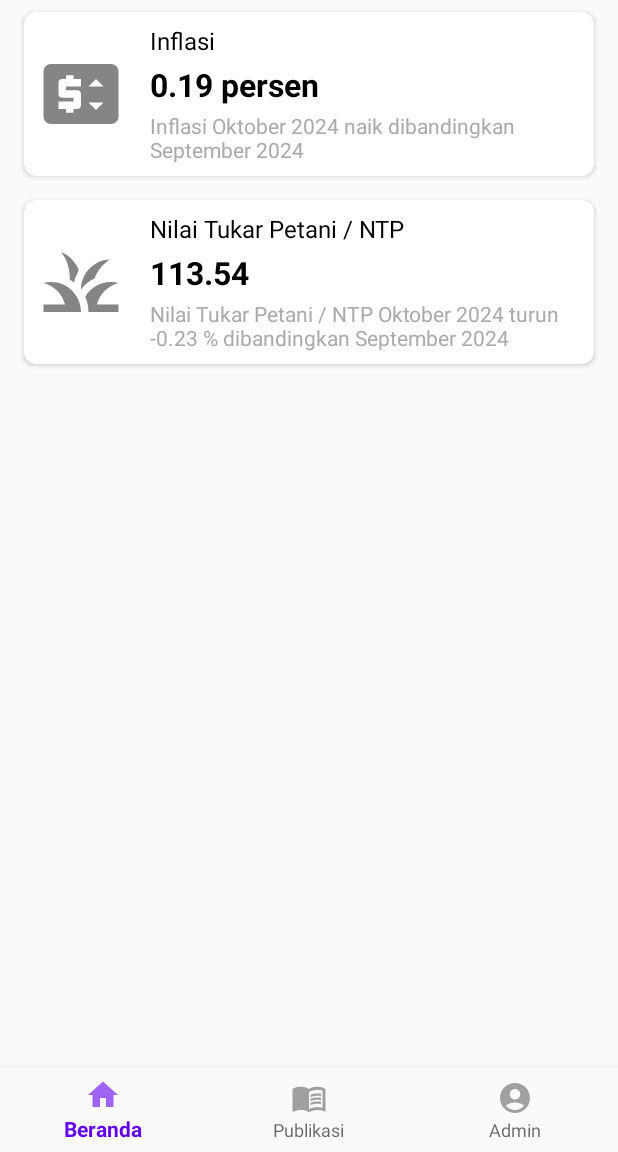
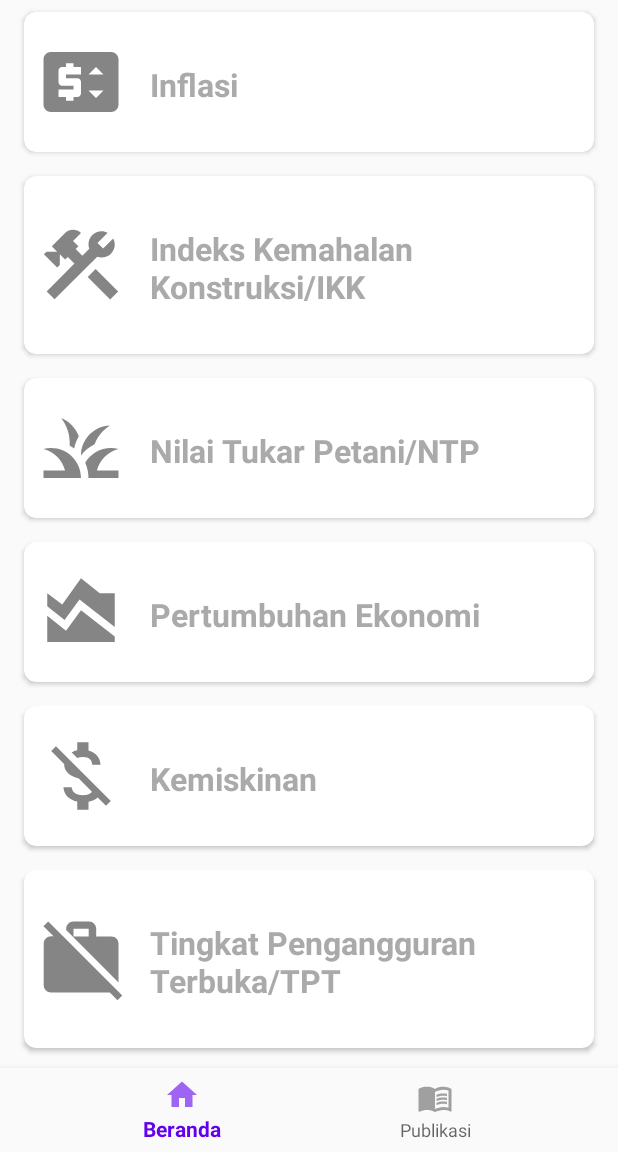
Before and after one commit to prasetyofmalik/NewCanting3375, an Android app: the screen it shows after launch (MainActivity), on a phone screen of 412 x 824 dp, the part 84-1236 px from its top. Run offline under Robolectric (Android 15) with nearby library versions, the phone set to English and light mode, and no system bars.

Commit message:
update daftar indikator dan tabel

```diff
--- a/app/src/main/java/com/example/newcanting3375/MainActivity.java
+++ b/app/src/main/java/com/example/newcanting3375/MainActivity.java
@@ -36,9 +36,6 @@ public class MainActivity extends AppCompatActivity {
                     case R.id.navigation_publikasi:
                         selectedFragment = new PublikasiFragment();
                         break;
-                    case R.id.navigation_login:
-                        selectedFragment = new LoginFragment();
-                        break;
                 }
 
                 getSupportFragmentManager().beginTransaction().replace(R.id.fragment_container, selectedFragment).commit();
--- a/app/src/main/java/com/example/newcanting3375/fragments/HomeFragment.java
+++ b/app/src/main/java/com/example/newcanting3375/fragments/HomeFragment.java
@@ -69,34 +69,79 @@ public class HomeFragment extends Fragment {
         indicatorList.add(new Indicator(
                 R.drawable.ic_inflasi,
                 "Inflasi",
-                "0.19 persen",
-                "Inflasi Oktober 2024 naik dibandingkan September 2024"
+                "",
+                ""
+//                "0.19 persen",
+//                "Inflasi Oktober 2024 naik dibandingkan September 2024"
+        ));
+        indicatorList.add(new Indicator(
+                R.drawable.ic_konstruksi,
+                "Indeks Kemahalan Konstruksi/IKK",
+                "",
+                ""
         ));
         indicatorList.add(new Indicator(
                 R.drawable.ic_petani,
-                "Nilai Tukar Petani / NTP",
-                "113.54",
-                "Nilai Tukar Petani / NTP Oktober 2024 turun -0.23 % dibandingkan September 2024"
+                "Nilai Tukar Petani/NTP",
+                "",
+                ""
+//                "113.54",
+//                "Nilai Tukar Petani / NTP Oktober 2024 turun -0.23 % dibandingkan September 2024"
         ));
-        // Tambahkan data indikator lainnya di sini
+        indicatorList.add(new Indicator(
+                R.drawable.ic_ekonomi,
+                "Pertumbuhan Ekonomi",
+                "",
+                ""
+        ));
+        indicatorList.add(new Indicator(
+                R.drawable.ic_kemiskinan,
+                "Kemiskinan",
+                "",
+                ""
+        ));
+        indicatorList.add(new Indicator(
+                R.drawable.ic_pengangguran,
+                "Tingkat Pengangguran Terbuka/TPT",
+                "",
+                ""
+        ));
+        indicatorList.add(new Indicator(
+                R.drawable.ic_pembangunan,
+                "Indeks Pembangunan Manusia/IPM",
+                "",
+                ""
+        ));
     }
 
     private List<String> getTableListByIndicator(String indicatorTitle) {
         List<String> tableList = new ArrayList<>();
         switch (indicatorTitle) {
             case "Inflasi":
-                tableList.add("Inflasi Jawa Tengah");
-                tableList.add("Inflasi Menurut Kelompok");
-                tableList.add("Komoditas Penyumbang Inflasi");
                 tableList.add("Inflasi 9 Kota");
-                tableList.add("Inflasi Ibu Kota Provinsi");
+                tableList.add("IHK 9 Kota");
                 break;
-            case "Nilai Tukar Petani / NTP":
+            case "Indeks Kemahalan Konstruksi/IKK":
+                tableList.add("IKK Kota Pekalongan");
+            case "Nilai Tukar Petani/NTP":
                 tableList.add("NTP Provinsi");
-                tableList.add("Komoditas Penyumbang NTP");
-                tableList.add("NTP Provinsi di Pulau Jawa");
-                tableList.add("NTUP");
-                tableList.add("Series NTP dan NTUP");
+            case "Pertumbuhan Ekonomi":
+                tableList.add("PDRB Kota Pekalongan");
+                tableList.add("Distribusi LU");
+                tableList.add("Distribusi E");
+                tableList.add("LPE E");
+                tableList.add("LPE LU");
+            case "Kemiskinan":
+                tableList.add("Kemiskinan Kota Pekalongan");
+                tableList.add("Indeks Kedalaman Kemiskinan");
+                tableList.add("Indeks Keparahan Kemiskinan");
+                tableList.add("Distribusi Pengeluaran");
+            case "Tingkat Pengangguran Terbuka/TPT":
+                tableList.add("TPT");
+                tableList.add("TPAK");
+            case "Indeks Pembangunan Manusia/IPM":
+                tableList.add("IPM Kota Pekalongan");
+                tableList.add("IPM Sekitar");
         }
         return tableList;
     }
--- /dev/null
+++ b/app/src/main/res/drawable/ic_ekonomi.xml
@@ -0,0 +1,5 @@
+<vector android:alpha="0.6" android:height="24dp" android:tint="#333333"
+    android:viewportHeight="24" android:viewportWidth="24"
+    android:width="24dp" xmlns:android="http://schemas.android.com/apk/res/android">
+    <path android:fillColor="@android:color/white" android:pathData="M3,13v7h18v-1.5l-9,-7L8,17L3,13zM3,7l4,3l5,-7l5,4h4v8.97l-9.4,-7.31l-3.98,5.48L3,10.44V7z"/>
+</vector>
--- /dev/null
+++ b/app/src/main/res/drawable/ic_kemiskinan.xml
@@ -0,0 +1,5 @@
+<vector android:alpha="0.6" android:height="24dp" android:tint="#333333"
+    android:viewportHeight="24" android:viewportWidth="24"
+    android:width="24dp" xmlns:android="http://schemas.android.com/apk/res/android">
+    <path android:fillColor="@android:color/white" android:pathData="M12.5,6.9c1.78,0 2.44,0.85 2.5,2.1h2.21c-0.07,-1.72 -1.12,-3.3 -3.21,-3.81V3h-3v2.16c-0.53,0.12 -1.03,0.3 -1.48,0.54l1.47,1.47c0.41,-0.17 0.91,-0.27 1.51,-0.27zM5.33,4.06L4.06,5.33 7.5,8.77c0,2.08 1.56,3.21 3.91,3.91l3.51,3.51c-0.34,0.48 -1.05,0.91 -2.42,0.91 -2.06,0 -2.87,-0.92 -2.98,-2.1h-2.2c0.12,2.19 1.76,3.42 3.68,3.83V21h3v-2.15c0.96,-0.18 1.82,-0.55 2.45,-1.12l2.22,2.22 1.27,-1.27L5.33,4.06z"/>
+</vector>
--- /dev/null
+++ b/app/src/main/res/drawable/ic_konstruksi.xml
@@ -0,0 +1,7 @@
+<vector xmlns:android="http://schemas.android.com/apk/res/android"
+    android:height="24dp" android:tint="#333333"
+    android:alpha="0.6" android:viewportHeight="24"
+    android:viewportWidth="24" android:width="24dp">
+    <path android:fillColor="@android:color/white" android:pathData="M13.7827,15.1719l2.1213,-2.1213l5.9962,5.9962l-2.1213,2.1213z"/>
+    <path android:fillColor="@android:color/white" android:pathData="M17.5,10c1.93,0 3.5,-1.57 3.5,-3.5c0,-0.58 -0.16,-1.12 -0.41,-1.6l-2.7,2.7L16.4,6.11l2.7,-2.7C18.62,3.16 18.08,3 17.5,3C15.57,3 14,4.57 14,6.5c0,0.41 0.08,0.8 0.21,1.16l-1.85,1.85l-1.78,-1.78l0.71,-0.71L9.88,5.61L12,3.49c-1.17,-1.17 -3.07,-1.17 -4.24,0L4.22,7.03l1.41,1.41H2.81L2.1,9.15l3.54,3.54l0.71,-0.71V9.15l1.41,1.41l0.71,-0.71l1.78,1.78l-7.41,7.41l2.12,2.12L16.34,9.79C16.7,9.92 17.09,10 17.5,10z"/>
+</vector>
--- /dev/null
+++ b/app/src/main/res/drawable/ic_pembangunan.xml
@@ -0,0 +1,5 @@
+<vector android:alpha="0.6" android:height="24dp" android:tint="#333333"
+    android:viewportHeight="24" android:viewportWidth="24"
+    android:width="24dp" xmlns:android="http://schemas.android.com/apk/res/android">
+    <path android:fillColor="@android:color/white" android:pathData="M20.5,6c-2.61,0.7 -5.67,1 -8.5,1s-5.89,-0.3 -8.5,-1L3,8c1.86,0.5 4,0.83 6,1v13h2v-6h2v6h2V9c2,-0.17 4.14,-0.5 6,-1l-0.5,-2zM12,6c1.1,0 2,-0.9 2,-2s-0.9,-2 -2,-2 -2,0.9 -2,2 0.9,2 2,2z"/>
+</vector>
--- /dev/null
+++ b/app/src/main/res/drawable/ic_pengangguran.xml
@@ -0,0 +1,5 @@
+<vector android:alpha="0.6" android:height="24dp" android:tint="#333333"
+    android:viewportHeight="24" android:viewportWidth="24"
+    android:width="24dp" xmlns:android="http://schemas.android.com/apk/res/android">
+    <path android:fillColor="@android:color/white" android:pathData="M23,21.74l-1.46,-1.46L7.21,5.95 3.25,1.99 1.99,3.25l2.7,2.7h-0.64c-1.11,0 -1.99,0.89 -1.99,2l-0.01,11c0,1.11 0.89,2 2,2h15.64L21.74,23 23,21.74zM22,7.95c0.05,-1.11 -0.84,-2 -1.95,-1.95h-4V3.95c0,-1.11 -0.89,-2 -2,-1.95h-4c-1.11,-0.05 -2,0.84 -2,1.95v0.32l13.95,14V7.95zM14.05,6H10V3.95h4.05V6z"/>
+</vector>
--- a/app/src/main/res/layout/item_indicator.xml
+++ b/app/src/main/res/layout/item_indicator.xml
@@ -29,22 +29,22 @@
             android:layout_marginStart="16dp">
 
             <TextView
+                android:id="@+id/indicator_stat"
+                android:layout_width="wrap_content"
+                android:layout_height="wrap_content"
+                android:text="Angka Statistik"
+                android:textSize="16sp"
+                android:textColor="@android:color/black" />
+
+            <TextView
                 android:id="@+id/indicator_title"
                 android:layout_width="wrap_content"
                 android:layout_height="wrap_content"
                 android:text="Judul Indikator"
-                android:textSize="16sp"
-                android:textColor="@android:color/black" />
-
-            <TextView
-                android:id="@+id/indicator_stat"
-                android:layout_width="wrap_content"
-                android:layout_height="wrap_content"
-                android:text="Angka Statistik"
                 android:layout_marginTop="4dp"
                 android:textSize="21sp"
                 android:textStyle="bold"
-                android:textColor="@android:color/black" />
+                android:textColor="@android:color/darker_gray" />
 
             <TextView
                 android:id="@+id/indicator_desc"
--- a/app/src/main/res/menu/bottom_nav_menu.xml
+++ b/app/src/main/res/menu/bottom_nav_menu.xml
@@ -16,8 +16,8 @@
 <!--        android:id="@+id/navigation_berita"-->
 <!--        android:icon="@drawable/ic_news"-->
 <!--        android:title="Berita" />-->
-    <item
-        android:id="@+id/navigation_login"
-        android:icon="@drawable/ic_login"
-        android:title="Admin" />
+<!--    <item-->
+<!--        android:id="@+id/navigation_login"-->
+<!--        android:icon="@drawable/ic_login"-->
+<!--        android:title="Admin" />-->
 </menu>
```
Also changed, not shown: app/src/main/java/com/example/newcanting3375/model/VervarData.java (+0 -8 lines).
